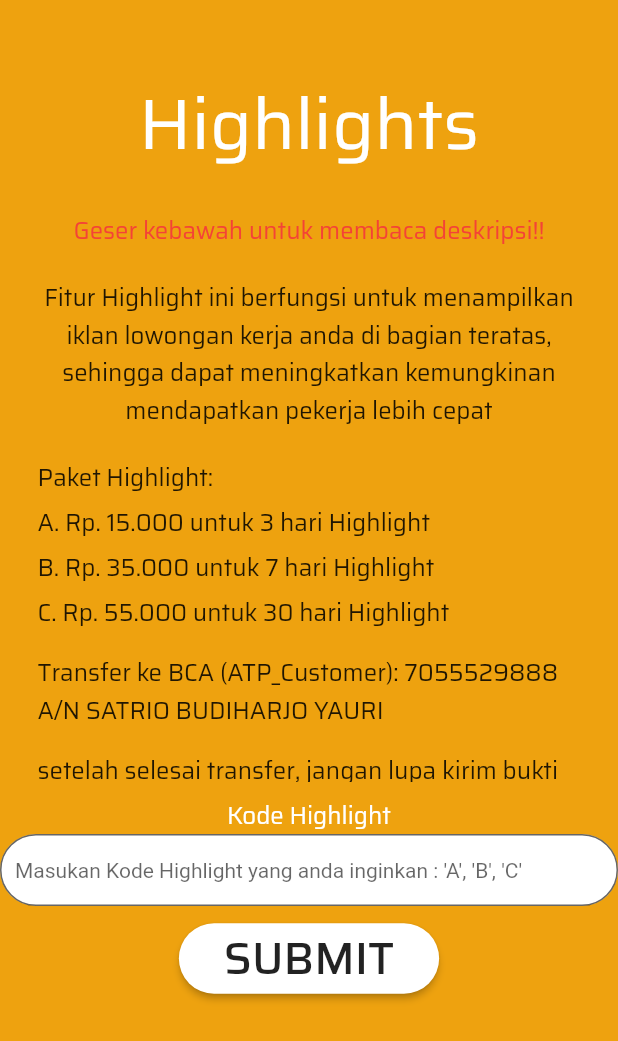
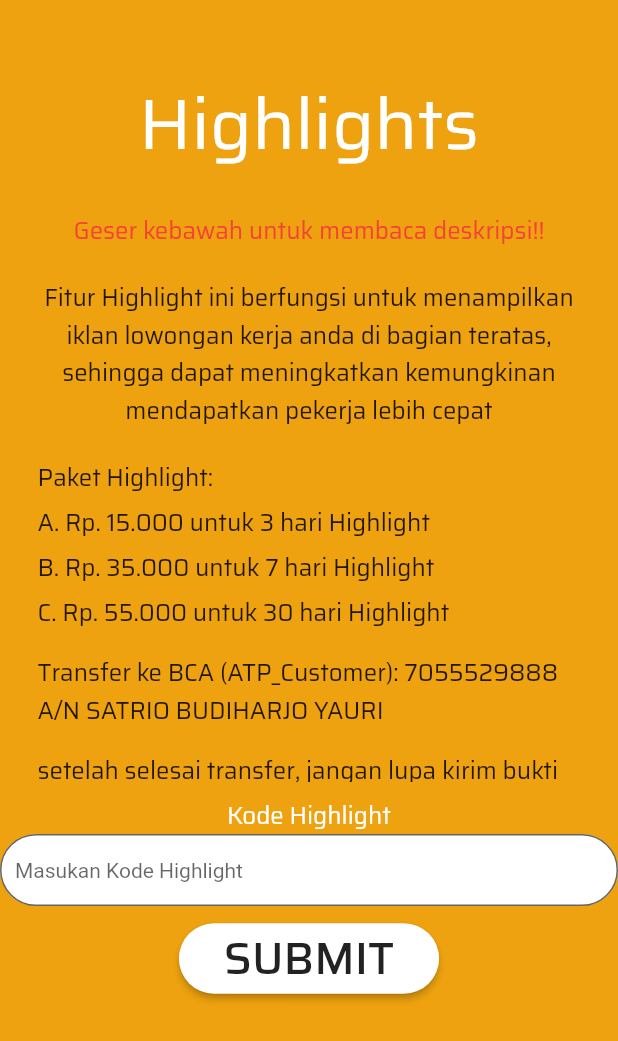
Before and after one commit to Xzellize90/CariKerja, a Flutter app: the Highlights screen opened directly, on a phone screen of 412 x 824 dp. Shown: the top 1041 px of the screen. Run offline on Flutter 3.47's test engine with Material 2 defaults, Android fonts, the light colour scheme and no system bars; our stand-ins replace cloud_firestore, equatable, firebase_auth, firebase_core, firebase_storage, flutter_spinkit and 3 more; accounts and stored records are empty; Roboto replaces fonts that are missing (saira).

Commit message:
Update Highlights.dart

```diff
--- a/lib/ui/pages/Highlights.dart
+++ b/lib/ui/pages/Highlights.dart
@@ -166,8 +166,7 @@ class _HighlightsState extends State<Highlights> {
                     decoration: InputDecoration(
                         filled: true,
                         fillColor: Colors.white,
-                        hintText:
-                            "Masukan Kode Highlight yang anda inginkan : 'A', 'B', 'C'",
+                        hintText: "Masukan Kode Highlight",
                         hintStyle: TextStyle(fontSize: 14),
                         contentPadding: new EdgeInsets.symmetric(
                             vertical: 10.0, horizontal: 10.0),
```
